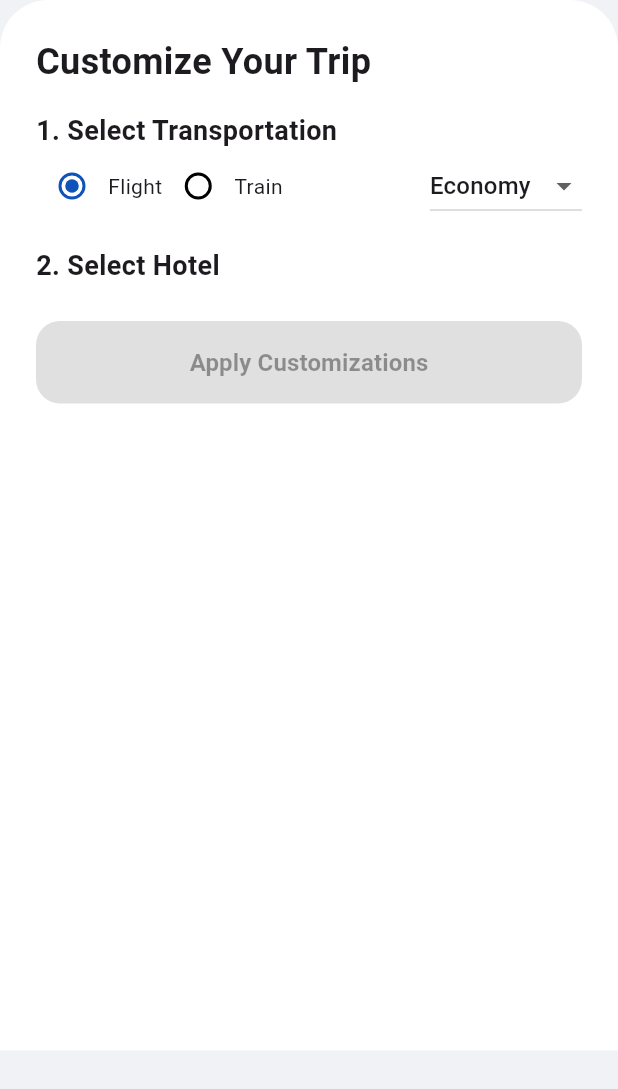
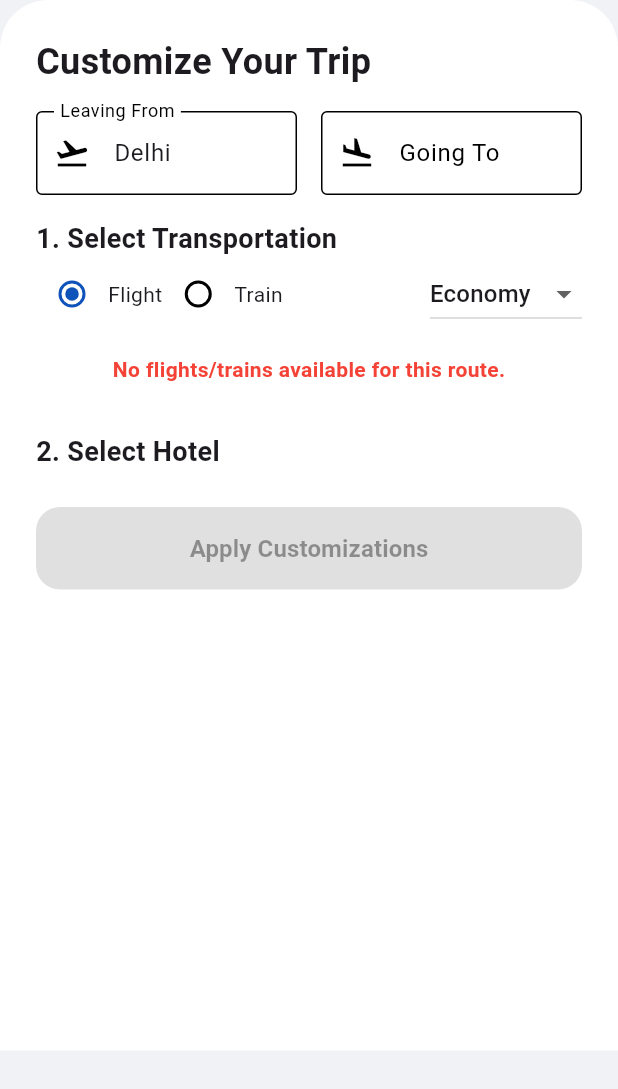
Before and after one commit to parva-1603/TravelMaster, a Flutter app: the CustomizePackageSheet widget shown alone on an empty page, opened directly with empty values, on a phone screen of 412 x 824 dp. Shown: the top 1089 px of the screen. Run offline on Flutter 3.47's test engine with Material 3 defaults, Android fonts, the phone set to English and light mode, and no system bars; our stand-ins replace firebase_auth, firebase_core, flutter_animate, flutter_map, glassmorphism, google_fonts and 4 more; accounts and stored records are empty; network calls fail.

Commit message:
Add leaving from input and handle empty transport routes

```diff
--- a/frontend/lib/screens/customize_package_sheet.dart
+++ b/frontend/lib/screens/customize_package_sheet.dart
@@ -24,6 +24,7 @@ class _CustomizePackageSheetState extends State<CustomizePackageSheet> {
   List<dynamic> _hotels = [];
   bool _isLoading = false;
   String _transportClass = 'Economy';
+  final TextEditingController _fromController = TextEditingController();
 
   Map<String, dynamic>? _selectedTransport;
   Map<String, dynamic>? _selectedHotel;
@@ -31,14 +32,21 @@ class _CustomizePackageSheetState extends State<CustomizePackageSheet> {
   @override
   void initState() {
     super.initState();
+    _fromController.text = widget.startingCity.isEmpty ? 'Delhi' : widget.startingCity;
     _fetchOptions();
+  }
+
+  @override
+  void dispose() {
+    _fromController.dispose();
+    super.dispose();
   }
 
   Future<void> _fetchOptions() async {
     setState(() => _isLoading = true);
     try {
       final loc = widget.pkg['location'].toString().split(',').first;
-      final startCity = widget.startingCity.isEmpty ? 'Delhi' : widget.startingCity;
+      final startCity = _fromController.text.isEmpty ? 'Delhi' : _fromController.text;
 
       final tRes = await http.get(Uri.parse('http://localhost:5000/api/transport?from=$startCity&to=$loc&mode=$_transportMode&classType=$_transportClass'));
       final hRes = await http.get(Uri.parse('http://localhost:5000/api/hotels?location=$loc'));
@@ -82,6 +90,36 @@ class _CustomizePackageSheetState extends State<CustomizePackageSheet> {
         crossAxisAlignment: CrossAxisAlignment.start,
         children: [
           const Text('Customize Your Trip', style: TextStyle(fontSize: 24, fontWeight: FontWeight.bold)),
+          const SizedBox(height: 16),
+
+          // Cities
+          Row(
+            children: [
+              Expanded(
+                child: TextField(
+                  controller: _fromController,
+                  decoration: const InputDecoration(
+                    labelText: 'Leaving From',
+                    prefixIcon: Icon(Icons.flight_takeoff),
+                    border: OutlineInputBorder(),
+                  ),
+                  onSubmitted: (_) { _selectedTransport = null; _fetchOptions(); },
+                ),
+              ),
+              const SizedBox(width: 16),
+              Expanded(
+                child: TextField(
+                  readOnly: true,
+                  controller: TextEditingController(text: widget.pkg['location'].toString().split(',').first),
+                  decoration: const InputDecoration(
+                    labelText: 'Going To',
+                    prefixIcon: Icon(Icons.flight_land),
+                    border: OutlineInputBorder(),
+                  ),
+                ),
+              ),
+            ],
+          ),
           const SizedBox(height: 16),
 
           // Transport
@@ -129,7 +167,17 @@ class _CustomizePackageSheetState extends State<CustomizePackageSheet> {
           ),
 
           if (_isLoading) const Center(child: CircularProgressIndicator())
-          else if (_transports.isNotEmpty)
+          else if (_transports.isEmpty)
+            const Padding(
+              padding: EdgeInsets.symmetric(vertical: 16.0),
+              child: Center(
+                child: Text(
+                  'No flights/trains available for this route.',
+                  style: TextStyle(color: Colors.red, fontWeight: FontWeight.bold),
+                ),
+              ),
+            )
+          else
             SizedBox(
               height: 140,
               child: ListView.builder(
```
Also changed, not shown: 1 other file.
